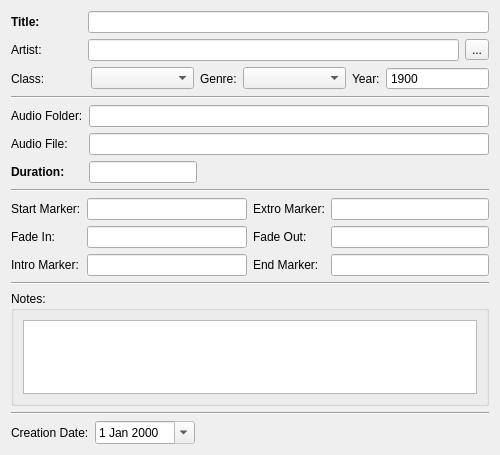
This is rave/AudioExplorer/audioform.ui in pgathogo/raven as Qt 5 draws it before an edit. The edited form follows.
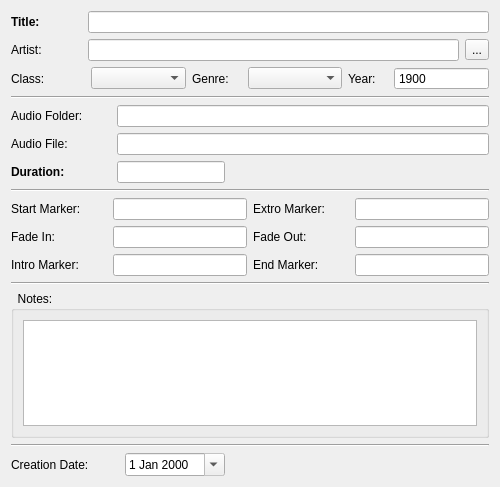
This is the edited form.

Patch:
```diff
--- a/rave/AudioExplorer/audioform.ui
+++ b/rave/AudioExplorer/audioform.ui
@@ -7,7 +7,7 @@
     <x>0</x>
     <y>0</y>
     <width>500</width>
-    <height>455</height>
+    <height>487</height>
    </rect>
   </property>
   <property name="windowTitle">
@@ -56,7 +56,7 @@
     </layout>
    </item>
    <item>
-    <layout class="QGridLayout" name="gridLayout_5" columnstretch="0,1,0,1,0,1,0">
+    <layout class="QGridLayout" name="gridLayout_5" columnstretch="0,1,0,1,0,1">
      <item row="0" column="0">
       <widget class="QLabel" name="label_3">
        <property name="text">
@@ -69,6 +69,12 @@
      </item>
      <item row="0" column="2">
       <widget class="QLabel" name="label_4">
+       <property name="minimumSize">
+        <size>
+         <width>50</width>
+         <height>0</height>
+        </size>
+       </property>
        <property name="text">
         <string>Genre:</string>
        </property>
@@ -92,6 +98,12 @@
      </item>
      <item row="0" column="4">
       <widget class="QLabel" name="label_6">
+       <property name="minimumSize">
+        <size>
+         <width>40</width>
+         <height>0</height>
+        </size>
+       </property>
        <property name="text">
         <string>Year:</string>
        </property>
@@ -110,6 +122,12 @@
     <layout class="QGridLayout" name="gridLayout_2">
      <item row="0" column="0">
       <widget class="QLabel" name="label_5">
+       <property name="minimumSize">
+        <size>
+         <width>100</width>
+         <height>0</height>
+        </size>
+       </property>
        <property name="text">
         <string>Audio Folder:</string>
        </property>
@@ -140,7 +158,6 @@
       <widget class="QLabel" name="label_8">
        <property name="font">
         <font>
-         <weight>75</weight>
          <bold>true</bold>
         </font>
        </property>
@@ -181,11 +198,17 @@
    <item>
     <layout class="QHBoxLayout" name="horizontalLayout">
      <item>
-      <layout class="QGridLayout" name="gridLayout_4" rowstretch="0,0,0" columnstretch="0,1,0">
+      <layout class="QGridLayout" name="gridLayout_4" rowstretch="0,0,0" columnstretch="0,1">
        <item row="0" column="0">
         <widget class="QLabel" name="label_9">
+         <property name="minimumSize">
+          <size>
+           <width>0</width>
+           <height>0</height>
+          </size>
+         </property>
          <property name="text">
-          <string>Start Marker:</string>
+          <string>Start Marker:        </string>
          </property>
         </widget>
        </item>
@@ -227,7 +250,7 @@
       </layout>
      </item>
      <item>
-      <layout class="QGridLayout" name="gridLayout_3" columnstretch="0,1,0">
+      <layout class="QGridLayout" name="gridLayout_3" columnstretch="0,1">
        <item row="1" column="0">
         <widget class="QLabel" name="label_14">
          <property name="text">
@@ -245,7 +268,7 @@
        <item row="0" column="0">
         <widget class="QLabel" name="label_12">
          <property name="text">
-          <string>Extro Marker:</string>
+          <string>Extro Marker:       </string>
          </property>
         </widget>
        </item>
@@ -284,7 +307,7 @@
    <item>
     <widget class="QGroupBox" name="groupBox_2">
      <property name="title">
-      <string>Notes:</string>
+      <string>  Notes:  </string>
      </property>
      <layout class="QVBoxLayout" name="verticalLayout_2">
       <item>
@@ -312,7 +335,7 @@
      <item>
       <widget class="QLabel" name="label_16">
        <property name="text">
-        <string>Creation Date:</string>
+        <string>Creation Date:         </string>
        </property>
       </widget>
      </item>
```
Left out of the diff: 1 changed line with no effect on the pictures.
